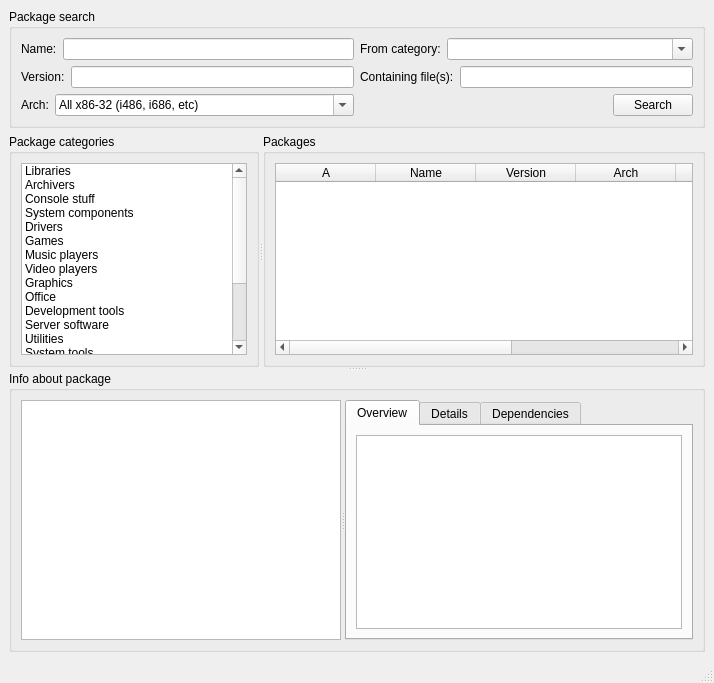
BackupTheBerlios/mops, file mpkg/manager/pkgmanager.ui: the form before one commit.
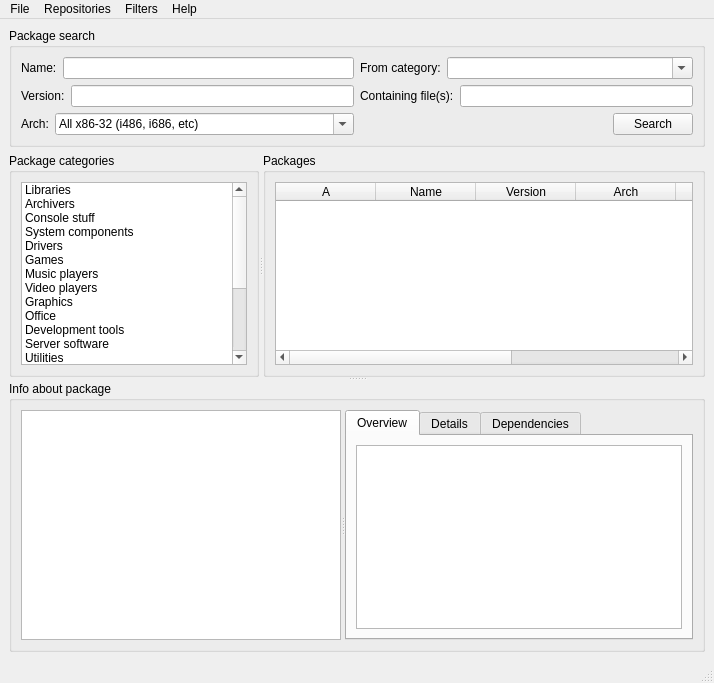
The form after the commit.

What changed in the file:
```diff
--- a/mpkg/manager/pkgmanager.ui
+++ b/mpkg/manager/pkgmanager.ui
@@ -577,6 +577,50 @@
      <height>22</height>
     </rect>
    </property>
+   <widget class="QMenu" name="menuRepositories" >
+    <property name="title" >
+     <string>Repositories</string>
+    </property>
+    <addaction name="actionAdd_remove_repositories" />
+   </widget>
+   <widget class="QMenu" name="menuFilters" >
+    <property name="title" >
+     <string>Filters</string>
+    </property>
+    <addaction name="actionShow_installed" />
+    <addaction name="actionShow_available" />
+    <addaction name="actionShow_broken" />
+    <addaction name="actionShow_removed" />
+    <addaction name="actionShow_unavailable" />
+    <addaction name="actionCustom_filter" />
+   </widget>
+   <widget class="QMenu" name="menuHelp" >
+    <property name="title" >
+     <string>Help</string>
+    </property>
+    <addaction name="actionHelp_topics" />
+    <addaction name="actionMini_FAQ" />
+    <addaction name="actionAbout" />
+   </widget>
+   <widget class="QMenu" name="menuFile" >
+    <property name="title" >
+     <string>File</string>
+    </property>
+    <addaction name="actionPreferences" />
+    <addaction name="actionCore_settings" />
+    <addaction name="separator" />
+    <addaction name="actionCommit_changes" />
+    <addaction name="actionReset_changes" />
+    <addaction name="actionReset_all_queue" />
+    <addaction name="separator" />
+    <addaction name="actionSave_queue" />
+    <addaction name="separator" />
+    <addaction name="actionQuit" />
+   </widget>
+   <addaction name="menuFile" />
+   <addaction name="menuRepositories" />
+   <addaction name="menuFilters" />
+   <addaction name="menuHelp" />
   </widget>
   <widget class="QStatusBar" name="statusbar" />
  </widget>
```
Left out of the diff: 100 changed lines with no effect on the pictures.
